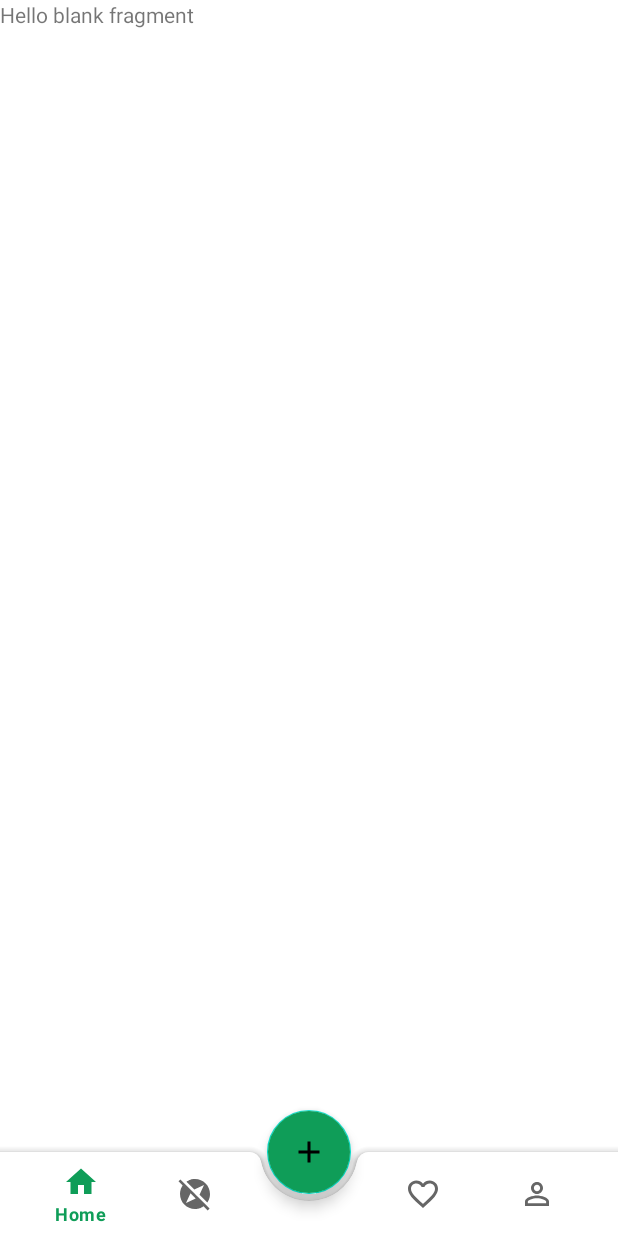
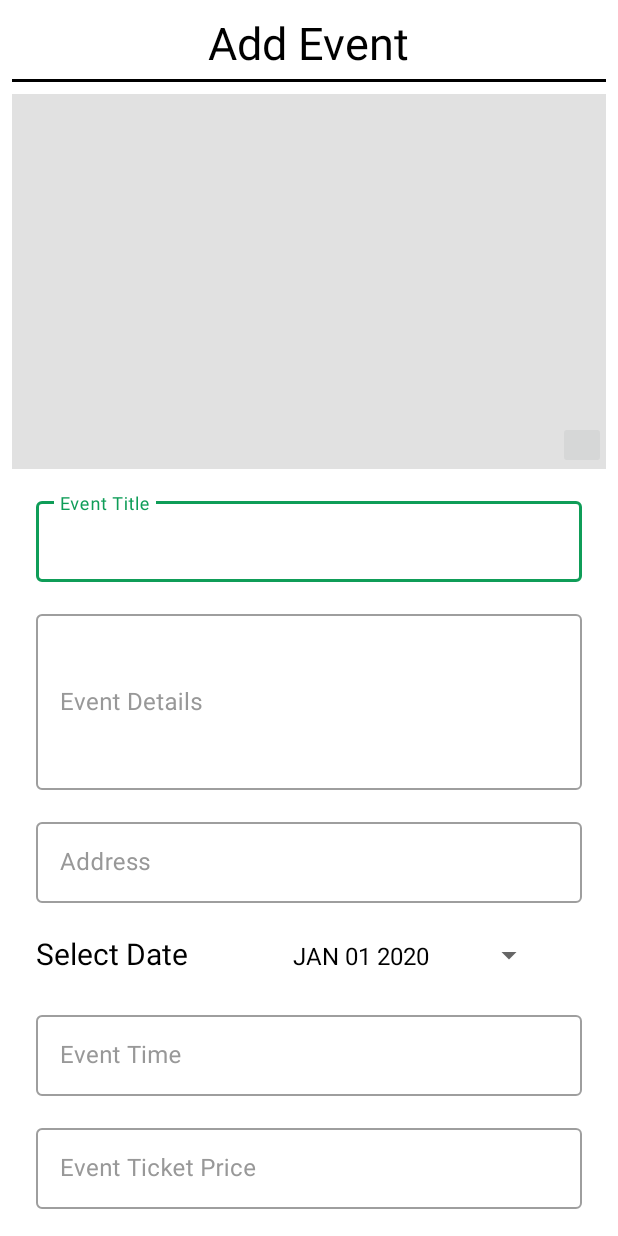
Before and after one commit to GodLikeGill/EventScape, an Android app: the MainActivity screen opened directly, with no data from a screen before it, after a tap on an icon or button, on a phone screen of 412 x 824 dp. Run offline under Robolectric (Android 15) with nearby library versions, the phone set to English and light mode, and no system bars; our stand-ins replace Firebase (no records; nobody signed in at launch, a user with empty details on screens opened directly).

Commit message:
sprint 3

```diff
--- a/app/build.gradle
+++ b/app/build.gradle
@@ -30,6 +30,7 @@ android {
     buildFeatures{
         viewBinding true
     }
+    namespace 'com.group5.eventscape'
 }
 
 dependencies {
@@ -38,11 +39,13 @@ dependencies {
     implementation 'com.google.android.material:material:1.6.1'
     implementation 'androidx.constraintlayout:constraintlayout:2.1.4'
     implementation 'androidx.legacy:legacy-support-v4:1.0.0'
+    implementation 'com.google.firebase:firebase-firestore:24.3.1'
     testImplementation 'junit:junit:4.13.2'
     androidTestImplementation 'androidx.test.ext:junit:1.1.3'
     androidTestImplementation 'androidx.test.espresso:espresso-core:3.4.0'
 
     implementation 'com.google.firebase:firebase-auth:21.0.8'
+    implementation 'com.google.firebase:firebase-storage'
     implementation platform('com.google.firebase:firebase-bom:30.4.1')
 
     implementation 'com.google.android.material:material:1.8.0-alpha01'
--- /dev/null
+++ b/app/src/main/java/com/group5/eventscape/activities/AddEventActivity.java
@@ -0,0 +1,182 @@
+package com.group5.eventscape.activities;
+
+import androidx.activity.result.ActivityResultLauncher;
+import androidx.activity.result.contract.ActivityResultContracts;
+import androidx.annotation.NonNull;
+import androidx.appcompat.app.AppCompatActivity;
+import androidx.appcompat.widget.AppCompatButton;
+import androidx.core.content.ContextCompat;
+
+import android.Manifest;
+import android.app.DatePickerDialog;
+import android.content.Intent;
+import android.content.pm.PackageManager;
+import android.graphics.Bitmap;
+import android.graphics.Color;
+import android.graphics.drawable.ColorDrawable;
+import android.net.Uri;
+import android.os.Bundle;
+import android.provider.MediaStore;
+import android.util.Log;
+import android.view.View;
+import android.widget.Button;
+import android.widget.DatePicker;
+import android.widget.EditText;
+import android.widget.ImageButton;
+import android.widget.ImageView;
+import android.widget.TextView;
+import android.widget.Toast;
+
+import com.google.android.gms.tasks.OnFailureListener;
+import com.google.android.gms.tasks.OnSuccessListener;
+import com.google.firebase.auth.FirebaseAuth;
+import com.google.firebase.storage.FirebaseStorage;
+import com.google.firebase.storage.StorageReference;
+import com.group5.eventscape.databinding.ActivityAddEventBinding;
+import com.group5.eventscape.models.Event;
+import com.group5.eventscape.viewmodels.EventViewModel;
+
+import java.io.IOException;
+import java.util.Calendar;
+import java.util.UUID;
+
+public class AddEventActivity extends AppCompatActivity {
+
+    private ActivityAddEventBinding binding;
+    private static final int GalleryPick = 1;
+    private EventViewModel eventViewModel;
+    ImageView eventImage;
+    private String imageUUID;
+    private Uri imageUri;
+    private StorageReference storageReference;
+    private DatePickerDialog.OnDateSetListener setListener;
+    Event newEvent = new Event();
+
+    @Override
+    protected void onCreate(Bundle savedInstanceState) {
+        super.onCreate(savedInstanceState);
+        this.binding = ActivityAddEventBinding.inflate(getLayoutInflater());
+        setContentView(this.binding.getRoot());
+
+        eventViewModel = EventViewModel.getInstance(getApplication());
+        eventImage = binding.ivEventImage;
+        ImageButton btnAddImage = binding.iBtnAddUpdateEventImage;
+        EditText eventTitle = binding.etEventTitle;
+        EditText eventDescription = binding.etEventDescription;
+        EditText eventAddress = binding.etEventAddress;
+        TextView eventDate = binding.datePicker;
+        EditText eventTime = binding.etEventTime;
+        EditText eventPrice = binding.etEventPrice;
+        AppCompatButton btnAddEvent = binding.btnAddEvent;
+
+        Calendar calendar = Calendar.getInstance();
+        final int year = calendar.get(Calendar.YEAR);
+        final int month = calendar.get(Calendar.MONTH);
+        final int day = calendar.get(Calendar.DAY_OF_MONTH);
+
+        eventDate.setOnClickListener(new View.OnClickListener() {
+            @Override
+            public void onClick(View view) {
+                DatePickerDialog datePickerDialog = new DatePickerDialog(
+                        AddEventActivity.this, android.R.style.Theme_Holo_Light_Dialog_MinWidth, setListener,year,month,day);
+                datePickerDialog.getWindow().setBackgroundDrawable(new ColorDrawable(Color.TRANSPARENT));
+                datePickerDialog.show();
+            }
+        });
+
+        setListener = new DatePickerDialog.OnDateSetListener() {
+            @Override
+            public void onDateSet(DatePicker datePicker, int year, int month, int dayOfMonth) {
+                month = month+1;
+                String date = dayOfMonth+"/"+month+"/"+year;
+                eventDate.setText(date);
+            }
+        };
+
+        btnAddImage.setOnClickListener(view -> {
+            if (ContextCompat.checkSelfPermission(AddEventActivity.this, Manifest.permission.READ_EXTERNAL_STORAGE) == PackageManager.PERMISSION_GRANTED) {
+                Intent galleryIntent = new Intent();
+                galleryIntent.setType("image/*");
+                galleryIntent.setAction(Intent.ACTION_GET_CONTENT);
+                startActivityForResult(Intent.createChooser(galleryIntent, "Select Picture"), GalleryPick);
+            } else {
+                requestPermissionLauncher.launch(Manifest.permission.READ_EXTERNAL_STORAGE);
+            }
+        });
+
+        btnAddEvent.setOnClickListener(view -> {
+            if (eventTitle.getText().toString().isEmpty() || eventAddress.getText().toString().isEmpty() || eventDescription.getText().toString().isEmpty() || eventDate.getText().toString().isEmpty() || eventTime.getText().toString().isEmpty() || eventPrice.getText().toString().isEmpty()) {
+                Toast.makeText(AddEventActivity.this, "All details should be Filled ", Toast.LENGTH_SHORT).show();
+            } else {
+                uploadImage();
+                newEvent.setTitle(eventTitle.getText().toString());
+                newEvent.setUser(FirebaseAuth.getInstance().getCurrentUser().getEmail());
+                newEvent.setAddress(eventAddress.getText().toString());
+                newEvent.setDesc(eventDescription.getText().toString());
+                newEvent.setDate(eventDate.getText().toString());
+                newEvent.setTime(eventTime.getText().toString());
+                newEvent.setPrice(eventPrice.getText().toString());
+                newEvent.setId(UUID.randomUUID().toString());
+                eventViewModel.addEvent(newEvent);
+                finish();
+            }
+        });
+    }
+
+    @Override
+    protected void onActivityResult(int requestCode, int resultCode, Intent data) {
+        super.onActivityResult(requestCode, resultCode, data);
+        if (requestCode == GalleryPick && resultCode == RESULT_OK && data != null) {
+            imageUri = data.getData();
+            try {
+                Bitmap bitmap = MediaStore.Images.Media.getBitmap(getContentResolver(), imageUri);
+                eventImage.setImageBitmap(bitmap);
+            } catch (IOException e) {
+                e.printStackTrace();
+            }
+        }
+    }
+
+    private final ActivityResultLauncher<String> requestPermissionLauncher = registerForActivityResult(new ActivityResultContracts.RequestPermission(), isGranted -> {
+        if (isGranted) {
+            Intent galleryIntent = new Intent();
+            galleryIntent.setType("image/*");
+            galleryIntent.setAction(Intent.ACTION_GET_CONTENT);
+            startActivityForResult(Intent.createChooser(galleryIntent, "Select Picture"), GalleryPick);
+        } else {
+            Toast.makeText(AddEventActivity.this, "Please allow storage permission to add photos", Toast.LENGTH_SHORT).show();
+        }
+    });
+
+    private void uploadImage() {
+        if (imageUri == null) {
+            Toast.makeText(this, "You must select product photo.", Toast.LENGTH_SHORT).show();
+            return;
+        }
+
+        imageUUID = UUID.randomUUID().toString();
+        storageReference = FirebaseStorage.getInstance().getReference("images/" + imageUUID);
+        storageReference.putFile(imageUri).addOnSuccessListener(taskSnapshot -> {
+
+            eventImage.setImageURI(null);
+            Log.d("TAG", "uploadImage: Successfully uploaded images to storage");
+
+            storageReference.getDownloadUrl().addOnSuccessListener(new OnSuccessListener<Uri>() {
+                @Override
+                public void onSuccess(Uri uri) {
+                    newEvent.setImage(uri.toString());
+                    eventViewModel.addEvent(newEvent);
+                }
+            }).addOnFailureListener(new OnFailureListener() {
+                @Override
+                public void onFailure(@NonNull Exception e) {
+                    Log.e("TAG", "uploadImage: Error uploading images to storage " + e.getLocalizedMessage());
+                }
+            });
+
+        }).addOnFailureListener(e -> {
+            Log.e("TAG", "uploadImage: Error uploading images to storage " + e.getLocalizedMessage());
+        });
+    }
+
+}
--- a/app/src/main/java/com/group5/eventscape/activities/MainActivity.java
+++ b/app/src/main/java/com/group5/eventscape/activities/MainActivity.java
@@ -3,6 +3,7 @@ package com.group5.eventscape.activities;
 import androidx.appcompat.app.AppCompatActivity;
 import androidx.viewpager.widget.ViewPager;
 
+import android.content.Intent;
 import android.os.Bundle;
 
 import com.google.android.material.bottomnavigation.BottomNavigationView;
@@ -72,7 +73,7 @@ public class MainActivity extends AppCompatActivity {
         });
 
         fab.setOnClickListener(v -> {
-
+            startActivity(new Intent(this, AddEventActivity.class));
         });
     }
 }
--- /dev/null
+++ b/app/src/main/res/layout/activity_add_event.xml
@@ -0,0 +1,244 @@
+<?xml version="1.0" encoding="utf-8"?>
+<androidx.constraintlayout.widget.ConstraintLayout xmlns:android="http://schemas.android.com/apk/res/android"
+    xmlns:app="http://schemas.android.com/apk/res-auto"
+    xmlns:tools="http://schemas.android.com/tools"
+    android:layout_width="match_parent"
+    android:layout_height="match_parent"
+    tools:context=".activities.AddEventActivity">
+
+    <ScrollView
+        android:layout_width="match_parent"
+        android:layout_height="0dp"
+        android:fillViewport="true"
+        android:scrollbars="none"
+        android:padding="8dp"
+        app:layout_constraintBottom_toBottomOf="parent"
+        app:layout_constraintEnd_toEndOf="parent"
+        app:layout_constraintStart_toStartOf="parent"
+        app:layout_constraintTop_toTopOf="parent">
+
+        <androidx.constraintlayout.widget.ConstraintLayout
+            android:layout_width="match_parent"
+            android:layout_height="wrap_content">
+
+            <TextView
+                android:id="@+id/tvAddEvent"
+                android:layout_width="wrap_content"
+                android:layout_height="wrap_content"
+                android:layout_gravity="center"
+                android:text="Add Event"
+                android:textSize="30sp"
+                android:textColor="@color/black"
+                app:layout_constraintEnd_toEndOf="parent"
+                app:layout_constraintStart_toStartOf="parent"
+                app:layout_constraintTop_toTopOf="parent" />
+
+
+            <View
+                android:id="@+id/view_add_listing_top"
+                android:layout_width="match_parent"
+                android:layout_height="2dp"
+                android:layout_marginTop="4dp"
+                android:background="@color/black"
+                app:layout_constraintTop_toBottomOf="@+id/tvAddEvent"/>
+
+            <FrameLayout
+                android:id="@+id/flEventImage"
+                android:layout_width="match_parent"
+                android:layout_height="250dp"
+                android:layout_marginTop="8dp"
+                app:layout_constraintEnd_toEndOf="parent"
+                app:layout_constraintStart_toStartOf="parent"
+                app:layout_constraintTop_toBottomOf="@+id/view_add_listing_top">
+
+                <ImageView
+                    android:id="@+id/ivEventImage"
+                    android:layout_width="match_parent"
+                    android:layout_height="match_parent"
+                    android:background="#E1E1E1"
+                    android:contentDescription="image"
+                    android:scaleType="fitXY" />
+
+                <ImageButton
+                    android:id="@+id/iBtnAddUpdateEventImage"
+                    android:layout_width="wrap_content"
+                    android:layout_height="wrap_content"
+                    android:layout_gravity="end|bottom"
+                    android:foreground="?attr/selectableItemBackgroundBorderless"
+                    android:padding="16dp" />
+            </FrameLayout>
+
+            <com.google.android.material.textfield.TextInputLayout
+                android:id="@+id/tilEventTitle"
+                style="@style/Widget.MaterialComponents.TextInputLayout.OutlinedBox"
+                android:layout_width="match_parent"
+                android:layout_height="wrap_content"
+                android:layout_marginStart="16dp"
+                android:layout_marginTop="16dp"
+                android:layout_marginEnd="16dp"
+                android:hint="Event Title"
+                android:textColorHint="#989898"
+                app:layout_constraintEnd_toEndOf="parent"
+                app:layout_constraintStart_toStartOf="parent"
+                app:layout_constraintTop_toBottomOf="@id/flEventImage">
+
+
+                <EditText
+                    android:id="@+id/etEventTitle"
+                    android:layout_width="match_parent"
+                    android:layout_height="wrap_content"
+                    android:inputType="text"
+                    android:padding="16dp"
+                    android:textColor="#222934"
+                    android:textSize="16sp" />
+
+            </com.google.android.material.textfield.TextInputLayout>
+
+            <com.google.android.material.textfield.TextInputLayout
+                android:id="@+id/tilEventDescription"
+                style="@style/Widget.MaterialComponents.TextInputLayout.OutlinedBox"
+                android:layout_width="match_parent"
+                android:layout_height="wrap_content"
+                android:layout_marginStart="16dp"
+                android:layout_marginTop="16dp"
+                android:layout_marginEnd="16dp"
+                android:hint="Event Details"
+                android:textColorHint="#989898"
+                app:layout_constraintEnd_toEndOf="parent"
+                app:layout_constraintStart_toStartOf="parent"
+                app:layout_constraintTop_toBottomOf="@id/tilEventTitle">
+
+
+                <EditText
+                    android:id="@+id/etEventDescription"
+                    android:layout_width="match_parent"
+                    android:layout_height="117dp"
+                    android:inputType="textMultiLine"
+                    android:padding="16dp"
+                    android:textColor="#222934"
+                    android:textSize="16sp" />
+
+            </com.google.android.material.textfield.TextInputLayout>
+
+            <com.google.android.material.textfield.TextInputLayout
+                android:id="@+id/tilEventAddress"
+                style="@style/Widget.MaterialComponents.TextInputLayout.OutlinedBox"
+                android:layout_width="match_parent"
+                android:layout_height="wrap_content"
+                android:layout_marginStart="16dp"
+                android:layout_marginTop="16dp"
+                android:layout_marginEnd="16dp"
+                android:hint="Address"
+                android:textColorHint="#989898"
+                app:layout_constraintEnd_toEndOf="parent"
+                app:layout_constraintStart_toStartOf="parent"
+                app:layout_constraintTop_toBottomOf="@id/tilEventDescription">
+
+
+                <EditText
+                    android:id="@+id/etEventAddress"
+                    android:layout_width="match_parent"
+                    android:layout_height="wrap_content"
+                    android:inputType="text"
+                    android:padding="16dp"
+                    android:textColor="#222934"
+                    android:textSize="16sp" />
+
+            </com.google.android.material.textfield.TextInputLayout>
+
+            <TextView
+                android:id="@+id/tvSelectDate"
+                android:layout_width="123dp"
+                android:layout_height="33dp"
+                android:layout_marginStart="16dp"
+                android:layout_marginTop="20dp"
+                android:text="Select Date"
+                android:textColor="@color/black"
+                android:textSize="20sp"
+                app:layout_constraintStart_toStartOf="parent"
+                app:layout_constraintTop_toBottomOf="@id/tilEventAddress" />
+
+            <TextView
+                android:id="@+id/datePicker"
+                style="?android:spinnerStyle"
+                android:layout_width="168dp"
+                android:layout_height="42dp"
+                android:layout_marginStart="48dp"
+                android:layout_marginTop="14dp"
+                android:text="JAN 01 2020"
+                android:textColor="@color/black"
+                android:textSize="16sp"
+                app:layout_constraintLeft_toLeftOf="parent"
+                app:layout_constraintRight_toRightOf="parent"
+                app:layout_constraintStart_toEndOf="@+id/tvSelectDate"
+                app:layout_constraintTop_toBottomOf="@+id/tilEventAddress" />
+
+            <com.google.android.material.textfield.TextInputLayout
+                android:id="@+id/tilEventTime"
+                style="@style/Widget.MaterialComponents.TextInputLayout.OutlinedBox"
+                android:layout_width="match_parent"
+                android:layout_height="wrap_content"
+                android:layout_marginStart="16dp"
+                android:layout_marginTop="16dp"
+                android:layout_marginEnd="16dp"
+                android:hint="Event Time"
+                android:textColorHint="#989898"
+                app:layout_constraintEnd_toEndOf="parent"
+                app:layout_constraintStart_toStartOf="parent"
+                app:layout_constraintTop_toBottomOf="@id/tvSelectDate">
+
+
+                <EditText
+                    android:id="@+id/etEventTime"
+                    android:layout_width="match_parent"
+                    android:layout_height="wrap_content"
+                    android:inputType="text"
+                    android:padding="16dp"
+                    android:textColor="#222934"
+                    android:textSize="16sp" />
+
+            </com.google.android.material.textfield.TextInputLayout>
+
+            <com.google.android.material.textfield.TextInputLayout
+                android:id="@+id/tilEventPrice"
+                style="@style/Widget.MaterialComponents.TextInputLayout.OutlinedBox"
+                android:layout_width="match_parent"
+                android:layout_height="wrap_content"
+                android:layout_marginStart="16dp"
+                android:layout_marginTop="16dp"
+                android:layout_marginEnd="16dp"
+                android:hint="Event Ticket Price"
+                android:textColorHint="#989898"
+                app:layout_constraintEnd_toEndOf="parent"
+                app:layout_constraintStart_toStartOf="parent"
+                app:layout_constraintTop_toBottomOf="@id/tilEventTime">
+
+
+                <EditText
+                    android:id="@+id/etEventPrice"
+                    android:layout_width="match_parent"
+                    android:layout_height="wrap_content"
+                    android:inputType="text"
+                    android:padding="16dp"
+                    android:textColor="#222934"
+                    android:textSize="16sp" />
+
+            </com.google.android.material.textfield.TextInputLayout>
+
+            <androidx.appcompat.widget.AppCompatButton
+                android:id="@+id/btnAddEvent"
+                android:layout_width="340dp"
+                android:layout_height="45dp"
+                android:layout_alignParentBottom="true"
+                android:layout_centerHorizontal="true"
+                android:layout_marginTop="26dp"
+                android:background="@color/teal_700"
+                android:text="Add Event"
+                app:layout_constraintEnd_toEndOf="parent"
+                app:layout_constraintStart_toStartOf="parent"
+                app:layout_constraintTop_toBottomOf="@+id/tilEventPrice" />
+
+        </androidx.constraintlayout.widget.ConstraintLayout>
+    </ScrollView>
+
+</androidx.constraintlayout.widget.ConstraintLayout>
--- a/build.gradle
+++ b/build.gradle
@@ -6,8 +6,8 @@ buildscript {
 
 // Top-level build file where you can add configuration options common to all sub-projects/modules.
 plugins {
-    id 'com.android.application' version '7.1.3' apply false
-    id 'com.android.library' version '7.1.3' apply false
+    id 'com.android.application' version '7.3.0' apply false
+    id 'com.android.library' version '7.3.0' apply false
 }
 
 task clean(type: Delete) {
```
Also changed, not shown: app/src/main/AndroidManifest.xml (+11 -2 lines), app/src/main/java/com/group5/eventscape/models/Event.java (added, +170 -0 lines), app/src/main/java/com/group5/eventscape/respositories/EventRepository.java (added, +87 -0 lines), app/src/main/java/com/group5/eventscape/viewmodels/EventViewModel.java (added, +42 -0 lines), gradle/wrapper/gradle-wrapper.properties.
